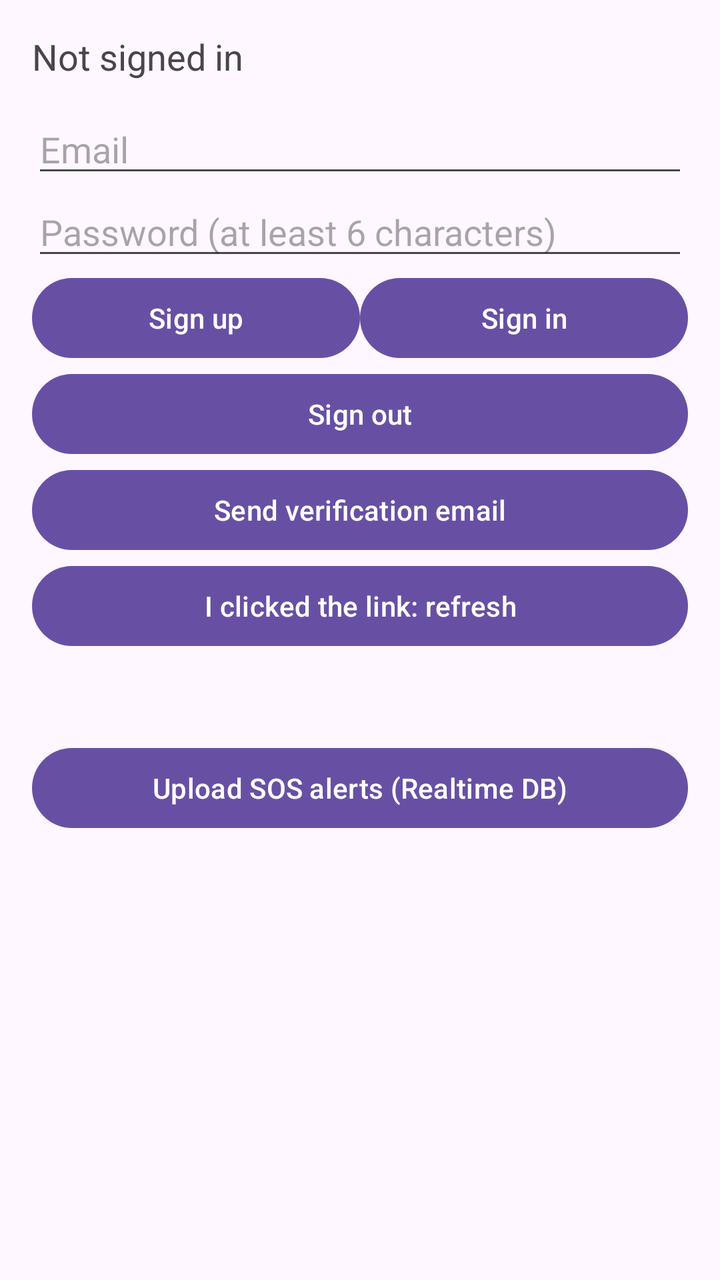
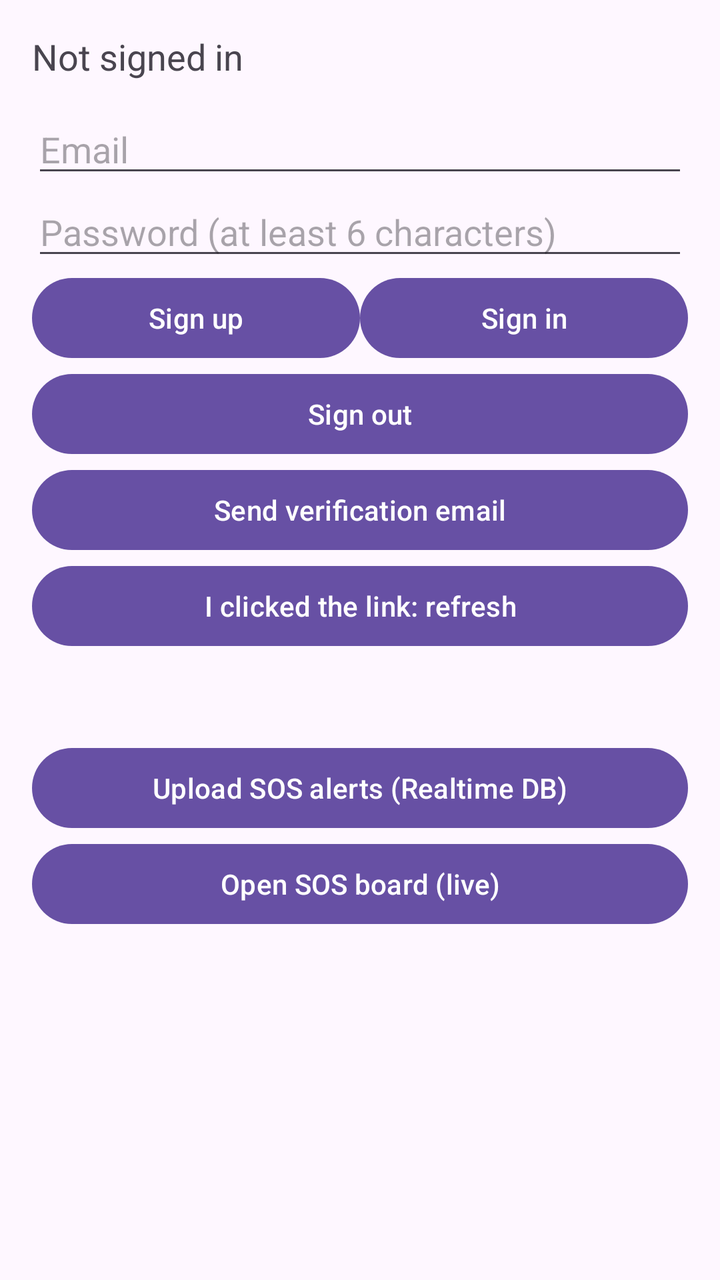

Two renders of the same Android screen: before a commit and after it. Below are the layout's source before the change and the commit's diff.
<!-- AndroidManifest.xml: application theme Theme.LifeLinkMesh -->
<!-- res/layout/activity_cloud.xml -->
<?xml version="1.0" encoding="utf-8"?>
<LinearLayout xmlns:android="http://schemas.android.com/apk/res/android"
    android:layout_width="match_parent"
    android:layout_height="match_parent"
    android:orientation="vertical"
    android:padding="16dp">

    <TextView
        android:id="@+id/txtCloudUser"
        android:layout_width="match_parent"
        android:layout_height="wrap_content"
        android:text="Not signed in"
        android:textSize="18sp" />

    <EditText
        android:id="@+id/editEmail"
        android:layout_width="match_parent"
        android:layout_height="wrap_content"
        android:layout_marginTop="12dp"
        android:hint="Email"
        android:inputType="textEmailAddress" />

    <EditText
        android:id="@+id/editPassword"
        android:layout_width="match_parent"
        android:layout_height="wrap_content"
        android:hint="Password (at least 6 characters)"
        android:inputType="textPassword" />

    <LinearLayout
        android:layout_width="match_parent"
        android:layout_height="wrap_content"
        android:baselineAligned="false"
        android:orientation="horizontal">

        <Button
            android:id="@+id/btnSignUp"
            android:layout_width="0dp"
            android:layout_height="wrap_content"
            android:layout_weight="1"
            android:text="Sign up" />

        <Button
            android:id="@+id/btnSignIn"
            android:layout_width="0dp"
            android:layout_height="wrap_content"
            android:layout_weight="1"
            android:text="Sign in" />
    </LinearLayout>

    <Button
        android:id="@+id/btnSignOut"
        android:layout_width="match_parent"
        android:layout_height="wrap_content"
        android:text="Sign out" />

    <Button
        android:id="@+id/btnSendVerify"
        android:layout_width="match_parent"
        android:layout_height="wrap_content"
        android:text="Send verification email" />

    <Button
        android:id="@+id/btnCheckVerified"
        android:layout_width="match_parent"
        android:layout_height="wrap_content"
        android:text="I clicked the link: refresh" />

    <TextView
        android:id="@+id/txtCloudStatus"
        android:layout_width="match_parent"
        android:layout_height="wrap_content"
        android:layout_marginTop="12dp"
        android:text="" />

    <Button
        android:id="@+id/btnUploadSos"
        android:layout_width="match_parent"
        android:layout_height="wrap_content"
        android:layout_marginTop="12dp"
        android:text="Upload SOS alerts (Realtime DB)" />
</LinearLayout>
<!-- resources referenced by this layout -->
<resources>
  <style name="Theme.LifeLinkMesh" parent="Base.Theme.LifeLinkMesh" />
  <style name="Base.Theme.LifeLinkMesh" parent="Theme.Material3.DayNight.NoActionBar">
          
          
      </style>
</resources>

<!-- the commit's change to res/layout/activity_cloud.xml (unified diff, before → after) -->
@@ -79,4 +79,10 @@
         android:layout_height="wrap_content"
         android:layout_marginTop="12dp"
         android:text="Upload SOS alerts (Realtime DB)" />
+
+    <Button
+        android:id="@+id/btnOpenBoard"
+        android:layout_width="match_parent"
+        android:layout_height="wrap_content"
+        android:text="Open SOS board (live)" />
 </LinearLayout>
